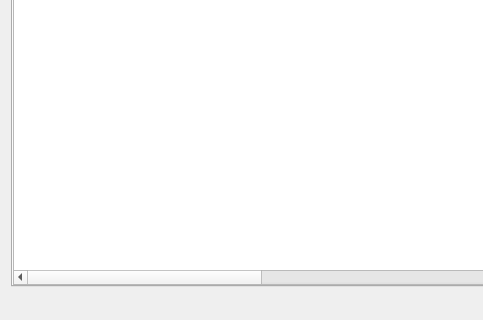
The window that src/invoice/gui/mainwindow.ui (lcw2004/fapiao) describes before a commit, drawn with Qt 5; both pictures show x 0 to 483 and y 169 to 489 of the 570 by 489 pixel window.
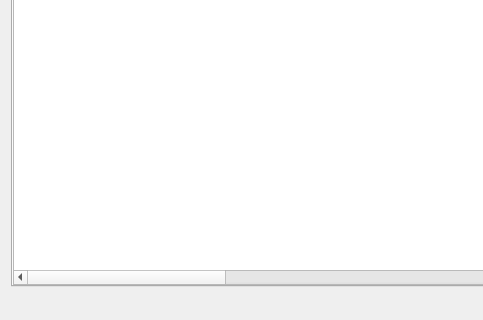
The same window after the commit. Icons and pictures are not drawn.

```diff
--- a/src/invoice/gui/mainwindow.ui
+++ b/src/invoice/gui/mainwindow.ui
@@ -257,7 +257,7 @@
            <number>0</number>
           </property>
           <property name="columnCount">
-           <number>11</number>
+           <number>13</number>
           </property>
           <column>
            <property name="text">
@@ -314,6 +314,16 @@
             <string>备注</string>
            </property>
           </column>
+          <column>
+           <property name="text">
+            <string>开票人</string>
+           </property>
+          </column>
+          <column>
+           <property name="text">
+            <string>收款人</string>
+           </property>
+          </column>
          </widget>
         </item>
        </layout>
```
